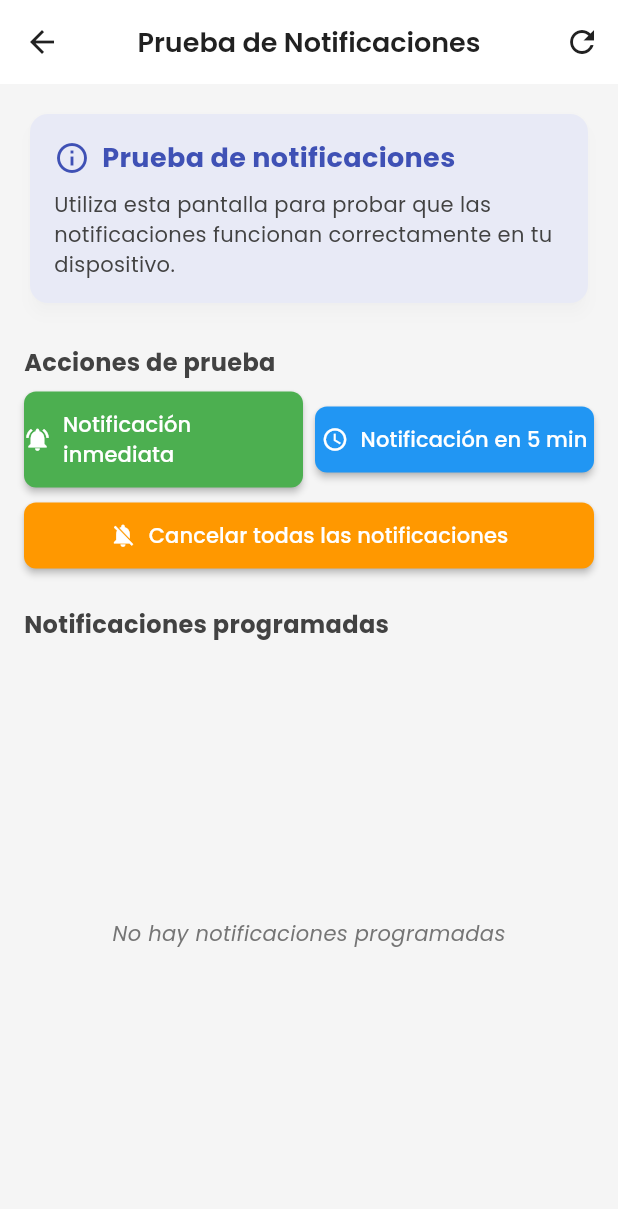
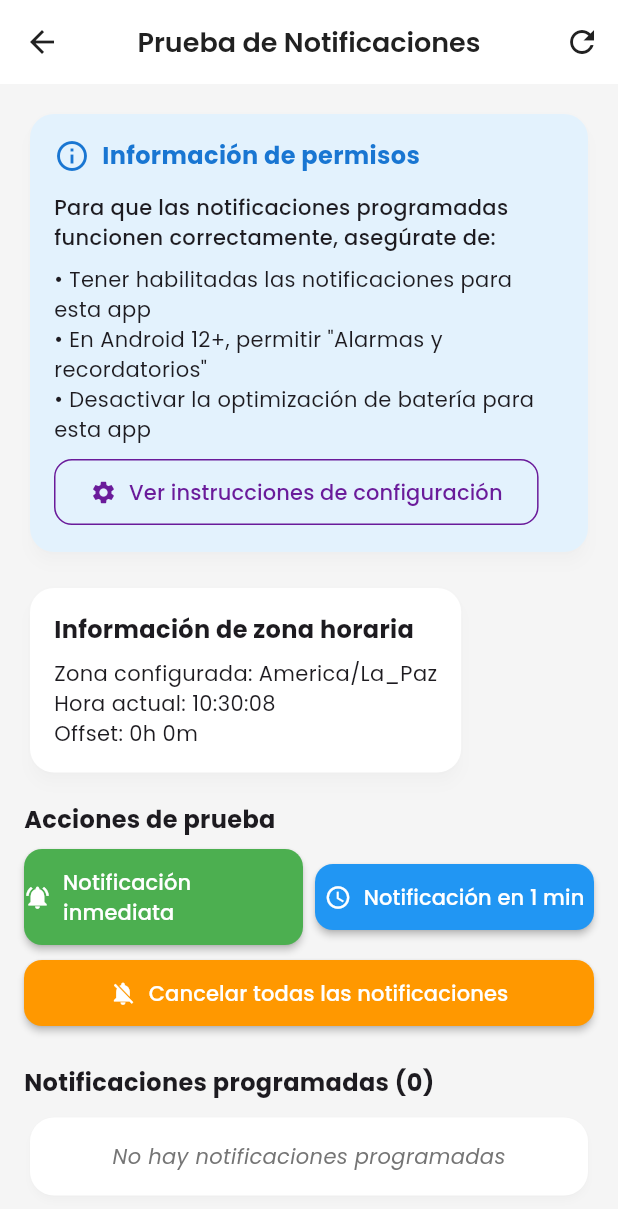
Before and after one commit to EbenCT/awana_games, a Flutter app: the NotificationTestScreen screen opened by its route, on a phone screen of 412 x 824 dp. Shown: the top 1209 px of the screen. Run offline on Flutter 3.47's test engine with Material 3 defaults, Android fonts, the light colour scheme and no system bars; our stand-ins replace flutter_local_notifications, google_fonts, pdf, share_plus, shared_preferences, timezone; accounts and stored records are empty.

Commit message:
intento 2 notificaciones

```diff
--- a/lib/screens/notification_test_screen.dart
+++ b/lib/screens/notification_test_screen.dart
@@ -1,9 +1,10 @@
 // lib/screens/notification_test_screen.dart
 import 'package:flutter/material.dart';
-import '../services/notification_test.dart';
+import 'package:flutter_local_notifications/flutter_local_notifications.dart';
 import '../services/notification_service.dart';
 import 'package:timezone/timezone.dart' as tz;
 import 'package:intl/intl.dart';
+import 'dart:io' show Platform;
 
 class NotificationTestScreen extends StatefulWidget {
   const NotificationTestScreen({Key? key}) : super(key: key);
@@ -14,13 +15,11 @@ class NotificationTestScreen extends StatefulWidget {
 
 class _NotificationTestScreenState extends State<NotificationTestScreen> {
   bool _isLoading = false;
-  List<Map<String, dynamic>> _pendingNotifications = [];
+  List<PendingNotificationRequest> _pendingNotifications = [];
 
   @override
   void initState() {
     super.initState();
-    // Inicializar el servicio de prueba
-    NotificationTest.initialize();
     // Cargar las notificaciones pendientes al inicio
     _loadPendingNotifications();
   }
@@ -35,11 +34,7 @@ class _NotificationTestScreenState extends State<NotificationTestScreen> {
       final pending = await NotificationService.getPendingNotifications();
 
       setState(() {
-        _pendingNotifications = pending.map((notification) => {
-          'id': notification.id,
-          'title': notification.title ?? 'Sin título',
-          'body': notification.body ?? 'Sin contenido',
-        }).toList();
+        _pendingNotifications = pending;
       });
     } catch (e) {
       debugPrint('Error al cargar notificaciones: $e');
@@ -53,7 +48,8 @@ class _NotificationTestScreenState extends State<NotificationTestScreen> {
   // Enviar una notificación de prueba inmediata
   Future<void> _sendImmediateNotification() async {
     try {
-      await NotificationTest.showTestNotification();
+      await NotificationService.showImmediateNotification();
+
       ScaffoldMessenger.of(context).showSnackBar(
         const SnackBar(
           content: Text('Notificación de prueba enviada. Revisa la bandeja de notificaciones.'),
@@ -71,37 +67,25 @@ class _NotificationTestScreenState extends State<NotificationTestScreen> {
     }
   }
 
-  // Programar una notificación para unos minutos después
-  Future<void> _scheduleNotificationIn5Minutes() async {
+  // Programar una notificación para 1 minuto después
+  Future<void> _scheduleNotificationIn1Minute() async {
+    setState(() {
+      _isLoading = true;
+    });
+
     try {
-      // Cancelar notificaciones existentes
-      await NotificationService.cancelGameNotification();
-
-      // Obtener fecha y hora actuales
-      final now = tz.TZDateTime.now(tz.local);
-      final localTime = DateTime.now();
-
-      // Programar para 5 minutos después
-      final scheduledTime = now.add(const Duration(minutes: 1));
-
-      // Programar la notificación manualmente
-      await NotificationService.scheduleNotificationForTesting(scheduledTime);
-
-      // Formatear la hora para mostrarla
-      final formattedTime = DateFormat('HH:mm:ss').format(
-        localTime.add(const Duration(minutes: 1))
-      );
+      await NotificationService.scheduleNotificationForTesting();
 
       ScaffoldMessenger.of(context).showSnackBar(
-        SnackBar(
-          content: Text('Notificación programada para las $formattedTime (en 1 minutos)'),
+        const SnackBar(
+          content: Text('Notificación programada para 1 minuto después'),
           backgroundColor: Colors.blue,
-          duration: const Duration(seconds: 4),
+          duration: Duration(seconds: 4),
         ),
       );
 
       // Actualizar la lista de notificaciones pendientes
-      _loadPendingNotifications();
+      await _loadPendingNotifications();
     } catch (e) {
       ScaffoldMessenger.of(context).showSnackBar(
         SnackBar(
@@ -109,11 +93,18 @@ class _NotificationTestScreenState extends State<NotificationTestScreen> {
           backgroundColor: Colors.red,
         ),
       );
+      setState(() {
+        _isLoading = false;
+      });
     }
   }
 
   // Cancelar todas las notificaciones
   Future<void> _cancelAllNotifications() async {
+    setState(() {
+      _isLoading = true;
+    });
+
     try {
       await NotificationService.cancelAllNotifications();
 
@@ -125,7 +116,7 @@ class _NotificationTestScreenState extends State<NotificationTestScreen> {
       );
 
       // Actualizar la lista de notificaciones pendientes
-      _loadPendingNotifications();
+      await _loadPendingNotifications();
     } catch (e) {
       ScaffoldMessenger.of(context).showSnackBar(
         SnackBar(
@@ -133,6 +124,9 @@ class _NotificationTestScreenState extends State<NotificationTestScreen> {
           backgroundColor: Colors.red,
         ),
       );
+      setState(() {
+        _isLoading = false;
+      });
     }
   }
 
@@ -151,71 +145,51 @@ class _NotificationTestScreenState extends State<NotificationTestScreen> {
           ),
         ],
       ),
-      body: Padding(
-        padding: const EdgeInsets.all(16.0),
-        child: Column(
-          crossAxisAlignment: CrossAxisAlignment.start,
-          children: [
-            // Tarjeta de información
-            Card(
-              elevation: 4,
-              shape: RoundedRectangleBorder(
-                borderRadius: BorderRadius.circular(12),
-              ),
-              color: isDarkMode
-                  ? Colors.indigo[900]
-                  : Colors.indigo[50],
+      body: _isLoading
+          ? const Center(child: CircularProgressIndicator())
+          : SingleChildScrollView(
               child: Padding(
                 padding: const EdgeInsets.all(16.0),
                 child: Column(
                   crossAxisAlignment: CrossAxisAlignment.start,
                   children: [
-                    Row(
+                    // Tarjeta de información de permisos
+                    _buildPermissionsInfoCard(),
+
+                    const SizedBox(height: 16),
+
+                    // Información de zona horaria
+                    Card(
+                      elevation: 4,
+                      child: Padding(
+                        padding: const EdgeInsets.all(16.0),
+                        child: Column(
+                          crossAxisAlignment: CrossAxisAlignment.start,
                           children: [
-                        Icon(
-                          Icons.info_outline,
-                          color: isDarkMode
-                              ? Colors.indigo[200]
-                              : Colors.indigo,
-                        ),
-                        const SizedBox(width: 8),
-                        Text(
-                          'Prueba de notificaciones',
+                            const Text(
+                              'Información de zona horaria',
                               style: TextStyle(
-                            fontSize: 18,
+                                fontSize: 16,
                                 fontWeight: FontWeight.bold,
-                            color: isDarkMode
-                                ? Colors.indigo[200]
-                                : Colors.indigo,
                               ),
                             ),
-                      ],
-                    ),
                             const SizedBox(height: 8),
-                    Text(
-                      'Utiliza esta pantalla para probar que las notificaciones funcionan correctamente en tu dispositivo.',
-                      style: TextStyle(
-                        color: isDarkMode
-                            ? Colors.grey[300]
-                            : Colors.grey[800],
-                      ),
-                    ),
+                            Text('Zona configurada: ${tz.local.name}'),
+                            Text('Hora actual: ${DateFormat('HH:mm:ss').format(DateTime.now())}'),
+                            Text('Offset: ${DateTime.now().timeZoneOffset.inHours}h ${DateTime.now().timeZoneOffset.inMinutes % 60}m'),
                           ],
                         ),
                       ),
                     ),
 
-            const SizedBox(height: 24),
+                    const SizedBox(height: 16),
 
                     // Botones de acción
-            Text(
+                    const Text(
                       'Acciones de prueba',
                       style: TextStyle(
                         fontSize: 16,
                         fontWeight: FontWeight.bold,
-                color: isDarkMode
-                    ? Colors.grey[300]
-                    : Colors.grey[800],
                       ),
                     ),
                     const SizedBox(height: 8),
@@ -230,31 +204,27 @@ class _NotificationTestScreenState extends State<NotificationTestScreen> {
                               backgroundColor: Colors.green,
                               foregroundColor: Colors.white,
                               padding: const EdgeInsets.symmetric(vertical: 12),
-                      shape: RoundedRectangleBorder(
-                        borderRadius: BorderRadius.circular(8),
-                      ),
                             ),
                           ),
                         ),
                         const SizedBox(width: 8),
                         Expanded(
                           child: ElevatedButton.icon(
-                    onPressed: _scheduleNotificationIn5Minutes,
+                            onPressed: _scheduleNotificationIn1Minute,
                             icon: const Icon(Icons.schedule),
-                    label: const Text('Notificación en 5 min'),
+                            label: const Text('Notificación en 1 min'),
                             style: ElevatedButton.styleFrom(
                               backgroundColor: Colors.blue,
                               foregroundColor: Colors.white,
                               padding: const EdgeInsets.symmetric(vertical: 12),
-                      shape: RoundedRectangleBorder(
-                        borderRadius: BorderRadius.circular(8),
-                      ),
                             ),
                           ),
                         ),
                       ],
                     ),
+
                     const SizedBox(height: 8),
+
                     SizedBox(
                       width: double.infinity,
                       child: ElevatedButton.icon(
@@ -265,9 +235,6 @@ class _NotificationTestScreenState extends State<NotificationTestScreen> {
                           backgroundColor: Colors.orange,
                           foregroundColor: Colors.white,
                           padding: const EdgeInsets.symmetric(vertical: 12),
-                  shape: RoundedRectangleBorder(
-                    borderRadius: BorderRadius.circular(8),
-                  ),
                         ),
                       ),
                     ),
@@ -275,22 +242,22 @@ class _NotificationTestScreenState extends State<NotificationTestScreen> {
                     const SizedBox(height: 24),
 
                     // Lista de notificaciones pendientes
-            Text(
-              'Notificaciones programadas',
-              style: TextStyle(
+                    Padding(
+                      padding: const EdgeInsets.only(bottom: 8.0),
+                      child: Text(
+                        'Notificaciones programadas (${_pendingNotifications.length})',
+                        style: const TextStyle(
                           fontSize: 16,
                           fontWeight: FontWeight.bold,
-                color: isDarkMode
-                    ? Colors.grey[300]
-                    : Colors.grey[800],
                         ),
                       ),
-            const SizedBox(height: 8),
-            Expanded(
-              child: _isLoading
-                  ? const Center(child: CircularProgressIndicator())
-                  : _pendingNotifications.isEmpty
-                      ? Center(
+                    ),
+
+                    _pendingNotifications.isEmpty
+                        ? Card(
+                            child: Padding(
+                              padding: const EdgeInsets.all(16.0),
+                              child: Center(
                                 child: Text(
                                   'No hay notificaciones programadas',
                                   style: TextStyle(
@@ -300,39 +267,149 @@ class _NotificationTestScreenState extends State<NotificationTestScreen> {
                                     fontStyle: FontStyle.italic,
                                   ),
                                 ),
+                              ),
+                            ),
                           )
-                      : ListView.builder(
+                        : Card(
+                            child: ListView.separated(
+                              shrinkWrap: true,
+                              physics: const NeverScrollableScrollPhysics(),
                               itemCount: _pendingNotifications.length,
+                              separatorBuilder: (context, index) => const Divider(height: 1),
                               itemBuilder: (context, index) {
                                 final notification = _pendingNotifications[index];
-                            return Card(
-                              margin: const EdgeInsets.only(bottom: 8),
-                              shape: RoundedRectangleBorder(
-                                borderRadius: BorderRadius.circular(8),
-                              ),
-                              child: ListTile(
+                                return ListTile(
                                   leading: CircleAvatar(
                                     backgroundColor: Colors.purple[100],
-                                  child: Icon(
-                                    Icons.notifications,
-                                    color: Colors.purple[700],
+                                    child: Text('${notification.id}'),
+                                  ),
+                                  title: Text(notification.title ?? 'Sin título'),
+                                  subtitle: Text(notification.body ?? 'Sin contenido'),
+                                );
+                              },
                             ),
                           ),
-                                title: Text(notification['title']),
-                                subtitle: Text(notification['body']),
-                                trailing: Text(
-                                  'ID: ${notification['id']}',
-                                  style: TextStyle(
-                                    color: isDarkMode
-                                        ? Colors.grey[400]
-                                        : Colors.grey[600],
-                                    fontSize: 12,
+
+                    // Información sobre solución de problemas
+                    const SizedBox(height: 24),
+                    _buildTroubleshootingCard(),
+                  ],
                 ),
               ),
             ),
     );
+  }
+
+  // Información de permisos
+  Widget _buildPermissionsInfoCard() {
+    return Card(
+      elevation: 4,
+      color: Colors.blue[50],
+      child: Padding(
+        padding: const EdgeInsets.all(16.0),
+        child: Column(
+          crossAxisAlignment: CrossAxisAlignment.start,
+          children: [
+            Row(
+              children: [
+                Icon(Icons.info_outline, color: Colors.blue[700]),
+                const SizedBox(width: 8),
+                Text(
+                  'Información de permisos',
+                  style: TextStyle(
+                    fontWeight: FontWeight.bold,
+                    color: Colors.blue[700],
+                    fontSize: 16,
+                  ),
+                ),
+              ],
+            ),
+            const SizedBox(height: 12),
+            const Text(
+              'Para que las notificaciones programadas funcionen correctamente, asegúrate de:',
+              style: TextStyle(fontWeight: FontWeight.w500),
+            ),
+            const SizedBox(height: 8),
+            const Text(
+              '• Tener habilitadas las notificaciones para esta app\n'
+              '• En Android 12+, permitir "Alarmas y recordatorios"\n'
+              '• Desactivar la optimización de batería para esta app',
+            ),
+            const SizedBox(height: 8),
+            if (Platform.isAndroid)
+              OutlinedButton.icon(
+                onPressed: () {
+                  // Simplemente mostrar instrucciones
+                  showDialog(
+                    context: context,
+                    builder: (context) => AlertDialog(
+                      title: const Text('Ajustes manuales necesarios'),
+                      content: const SingleChildScrollView(
+                        child: Text(
+                          'Por favor, ve a los ajustes de tu dispositivo:\n\n'
+                          '1. Configuración > Apps > [Esta App] > Notificaciones\n\n'
+                          '2. Configuración > Apps > [Esta App] > Batería > Sin restricciones\n\n'
+                          '3. En Android 12 o superior, también:\n'
+                          'Configuración > Apps > [Esta App] > Permisos > Alarmas y recordatorios',
+                        ),
+                      ),
+                      actions: [
+                        TextButton(
+                          onPressed: () => Navigator.pop(context),
+                          child: const Text('Entendido'),
+                        ),
+                      ],
+                    ),
+                  );
                 },
+                icon: const Icon(Icons.settings),
+                label: const Text('Ver instrucciones de configuración'),
               ),
+          ],
+        ),
+      ),
+    );
+  }
+
+  // Información de solución de problemas
+  Widget _buildTroubleshootingCard() {
+    return Card(
+      elevation: 4,
+      color: Colors.amber[50],
+      child: Padding(
+        padding: const EdgeInsets.all(16.0),
+        child: Column(
+          crossAxisAlignment: CrossAxisAlignment.start,
+          children: [
+            Row(
+              children: [
+                Icon(Icons.help_outline, color: Colors.amber[700]),
+                const SizedBox(width: 8),
+                Text(
+                  'Solución de problemas',
+                  style: TextStyle(
+                    fontWeight: FontWeight.bold,
+                    color: Colors.amber[700],
+                    fontSize: 16,
+                  ),
+                ),
+              ],
+            ),
+            const SizedBox(height: 12),
+            const Text(
+              'Si las notificaciones programadas no funcionan:',
+            ),
+            const SizedBox(height: 8),
+            const Text(
+              '• Reinicia tu dispositivo\n'
+              '• Desinstala y reinstala la aplicación\n'
+              '• En algunos dispositivos (Xiaomi, Huawei, etc.) debes desactivar manualmente las "restricciones de fondo"\n'
+              '• Prueba aumentar el tiempo a más de 1 minuto (algunos dispositivos tienen limitaciones)',
+            ),
+            const SizedBox(height: 8),
+            const Text(
+              'Las notificaciones inmediatas funcionan de forma diferente a las programadas. Si las inmediatas funcionan pero las programadas no, es probable que sea un problema de permisos o restricciones del sistema.',
+              style: TextStyle(fontStyle: FontStyle.italic),
             ),
           ],
         ),
--- a/lib/screens/schedule_settings_screen.dart
+++ b/lib/screens/schedule_settings_screen.dart
@@ -98,7 +98,7 @@ class _ScheduleSettingsScreenState extends State<ScheduleSettingsScreen> {
         }
       } else {
         // Cancelar notificaciones existentes
-        await NotificationService.cancelGameNotification();
+        //await NotificationService.cancelGameNotification();
 
         if (mounted) {
           ScaffoldMessenger.of(context).showSnackBar(
--- a/lib/services/notification_test.dart
+++ b/lib/services/notification_test.dart
@@ -1,6 +1,7 @@
 // lib/services/notification_test.dart
 import 'package:flutter/material.dart';
 import 'package:flutter_local_notifications/flutter_local_notifications.dart';
+import 'package:timezone/timezone.dart' as tz;
 
 class NotificationTest {
   static final FlutterLocalNotificationsPlugin _notificationsPlugin =
@@ -32,28 +33,11 @@ class NotificationTest {
         debugPrint('Notificación tocada: ${details.payload}');
       },
     );
-
-    // Verificar permisos
-    await _requestPermissions();
-  }
-
-  static Future<void> _requestPermissions() async {
-    final AndroidFlutterLocalNotificationsPlugin? androidImplementation =
-        _notificationsPlugin.resolvePlatformSpecificImplementation<
-            AndroidFlutterLocalNotificationsPlugin>();
-
-    if (androidImplementation != null) {
-      try {
-        final bool? granted = await androidImplementation.requestNotificationsPermission();
-        debugPrint('Permisos de notificación Android concedidos: $granted');
-      } catch (e) {
-        debugPrint('Error al solicitar permisos de Android: $e');
-      }
-    }
   }
 
   // Mostrar una notificación inmediatamente
   static Future<void> showTestNotification() async {
+    try {
       // Detalles de Android
       const AndroidNotificationDetails androidDetails = AndroidNotificationDetails(
         'test_channel',
@@ -61,8 +45,6 @@ class NotificationTest {
         channelDescription: 'Canal para probar notificaciones',
         importance: Importance.max,
         priority: Priority.high,
-      icon: '@mipmap/ic_launcher',
-      color: Color(0xFF6A1B9A),
         enableLights: true,
         enableVibration: true,
         playSound: true,
@@ -73,7 +55,6 @@ class NotificationTest {
         presentAlert: true,
         presentBadge: true,
         presentSound: true,
-      sound: 'default',
       );
 
       // Configuración general
@@ -82,33 +63,31 @@ class NotificationTest {
         iOS: iosDetails,
       );
 
-    // Mostrar notificación inmediata
+      // Información de diagnóstico
+      final now = DateTime.now();
+      final tzInfo = tz.local.name;
+
+      // Texto para la notificación
+      final body = 'Esta es una notificación de prueba.\n'
+                   'Hora local: ${now.hour}:${now.minute}\n'
+                   'Zona horaria: $tzInfo';
+
+      // Mostrar notificación
       await _notificationsPlugin.show(
-      100, // ID diferente al de las notificaciones programadas
+        100,
         '¡Prueba de notificación!',
-      'Esta es una notificación de prueba. Si la estás viendo, las notificaciones están funcionando correctamente.',
+        body,
         notificationDetails,
-      payload: 'test_notification',
       );
 
       debugPrint('Notificación de prueba enviada');
+    } catch (e) {
+      debugPrint('Error al enviar notificación: $e');
+    }
   }
 
   // Verificar notificaciones pendientes
   static Future<List<PendingNotificationRequest>> getPendingNotifications() async {
     return await _notificationsPlugin.pendingNotificationRequests();
   }
-
-  // Verificar y mostrar notificaciones pendientes en consola
-  static Future<void> checkPendingNotifications() async {
-    final pending = await getPendingNotifications();
-    debugPrint('Notificaciones pendientes: ${pending.length}');
-
-    for (var notification in pending) {
-      debugPrint('ID: ${notification.id}');
-      debugPrint('Título: ${notification.title}');
-      debugPrint('Cuerpo: ${notification.body}');
-      debugPrint('------------------');
 }
-  }
-}
--- a/pubspec.yaml
+++ b/pubspec.yaml
@@ -44,7 +44,6 @@ dependencies:
   intl: ^0.20.2
   timezone: ^0.9.2
   flutter_local_notifications: ^18.0.1
-  flutter_native_timezone: ^2.0.0
 
 dev_dependencies:
   flutter_test:
```
Also changed, not shown: lib/services/notification_service.dart (+162 -116 lines), pubspec.lock, 2 other files. Lines whose indentation alone changed are shown as unchanged.
